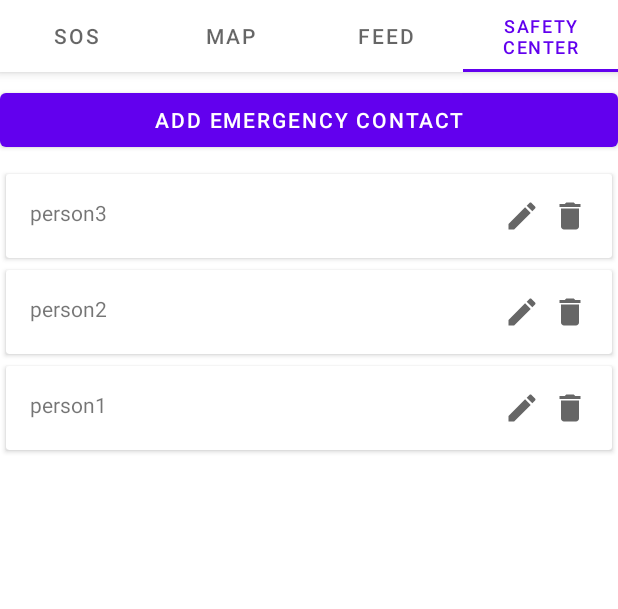
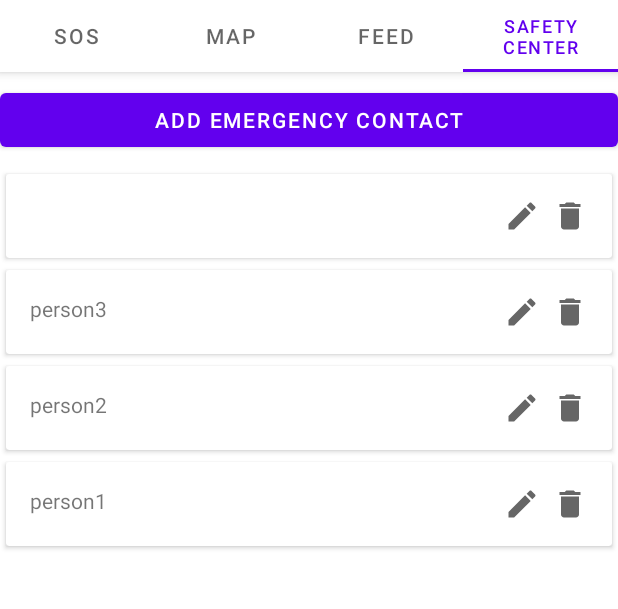
Before and after one commit to otaylor2023/Hermes, an Android app: the fragment SafetyCenter placed in its activity, tab 4 chosen, on a phone screen of 412 x 824 dp, the part 89-698 px from its top. Run offline under Robolectric (Android 15) with nearby library versions, the phone set to English and light mode, and no system bars; our stand-ins replace Firebase (no records; nobody signed in at launch, a user with empty details on screens opened directly); 1 statement that could not run was skipped.

Commit message:
Changes to SafetCenter

```diff
--- a/app/src/main/java/com/hermes/AddNewContact.java
+++ b/app/src/main/java/com/hermes/AddNewContact.java
@@ -20,8 +20,8 @@ public class AddNewContact extends AppCompatActivity {
         super.onCreate(savedInstanceState);
         setContentView(R.layout.activity_new_contact);
         name = findViewById(R.id.edit1);
-        name = findViewById(R.id.edit2);
-        name = findViewById(R.id.edit3);
+        number = findViewById(R.id.edit2);
+        message = findViewById(R.id.edit3);
         saveButton = findViewById(R.id.saveContact);
         cancelButton = findViewById(R.id.bt_cancel);
         saveButton.setOnClickListener(new View.OnClickListener() {
--- a/app/src/main/java/com/hermes/ui/main/FeedFragment.java
+++ b/app/src/main/java/com/hermes/ui/main/FeedFragment.java
@@ -16,6 +16,7 @@ import com.hermes.MarkerData;
 import com.hermes.R;
 import com.hermes.databinding.FragmentFeedBinding;
 import com.hermes.storage.HermesStorage;
+import com.hermes.storage.LocalStorage;
 import com.hermes.storage.OnMarkersReceivedCallback;
 
 import java.util.List;
@@ -27,6 +28,7 @@ public class FeedFragment extends Fragment {
     private FragmentFeedBinding binding;
     private RecyclerView recyclerView;
     private FeedAdapter adapter;
+
 
     public static FeedFragment newInstance(int index) {
         FeedFragment fragment = new FeedFragment();
@@ -47,12 +49,15 @@ public class FeedFragment extends Fragment {
         View root = binding.getRoot();
 
         recyclerView = root.findViewById(R.id.crime_feed_recycler);
+
+
         (new HermesStorage()).getMarkers(new OnMarkersReceivedCallback() {
             @Override
             public void onReceived(@NonNull List<MarkerData> markerDataList) {
 
                 recyclerView.setLayoutManager(new LinearLayoutManager(getContext()));
                 adapter = new FeedAdapter(markerDataList);
+                recyclerView.setAdapter(adapter);
                 Log.d(TAG, "item number: " + adapter.getItemCount());
             }
         });
--- a/app/src/main/java/com/hermes/ui/main/RecyclerViewAdapter.java
+++ b/app/src/main/java/com/hermes/ui/main/RecyclerViewAdapter.java
@@ -11,6 +11,7 @@ import androidx.recyclerview.widget.RecyclerView;
 
 import com.hermes.R;
 import com.hermes.storage.ContactPOJO;
+import com.hermes.storage.LocalStorage;
 
 import java.util.List;
 
--- a/app/src/main/java/com/hermes/ui/main/SafetyCenter.java
+++ b/app/src/main/java/com/hermes/ui/main/SafetyCenter.java
@@ -37,7 +37,6 @@ import com.hermes.databinding.FragmentSafetyCenterBinding;
 import com.hermes.databinding.FragmentTabsBinding;
 import com.hermes.storage.ContactPOJO;
 import com.hermes.storage.LocalStorage;
-import com.hermes.storage.RecyclerViewAdapter;
 
 import java.util.ArrayList;
 import java.util.List;
@@ -95,12 +94,19 @@ public class SafetyCenter extends Fragment  implements RecyclerViewAdapter.ItemC
         adapter = new RecyclerViewAdapter(getContext(), dataList);
         adapter.setClickListener(this);
         recyclerView.setAdapter(adapter);
+        updateContactList(root);
 
         add.setOnClickListener(new View.OnClickListener() {
             @Override
             public void onClick(View view){
                 Intent intent = new Intent(getActivity(), AddNewContact.class);
+                updateContactList(root);
                 startActivity(intent);
+                updateContactList(root);
+                //dataList = LocalStorage.getContactList(root);
+
+
+
             }
         });
 //        final TextView textView = binding.sectionLabel;
@@ -115,6 +121,16 @@ public class SafetyCenter extends Fragment  implements RecyclerViewAdapter.ItemC
 
     @Override
     public void onItemClick(View view, int position) {
-        Toast.makeText(getActivity(), "You clicked " + adapter.getItem(position) + " on row number " + position, Toast.LENGTH_SHORT).show();
+        updateContactList(view);
+        Toast.makeText(getActivity(), dataList.toString(), Toast.LENGTH_SHORT).show();
+    }
+
+    public void updateContactList(View view){
+        dataList = LocalStorage.getContactList(view);
+        adapter.notifyDataSetChanged();
+        adapter.notifyItemRangeChanged(dataList.size()-1, dataList.size());
+    }
+    public List<ContactPOJO> getData(){
+        return dataList;
     }
 }
```
